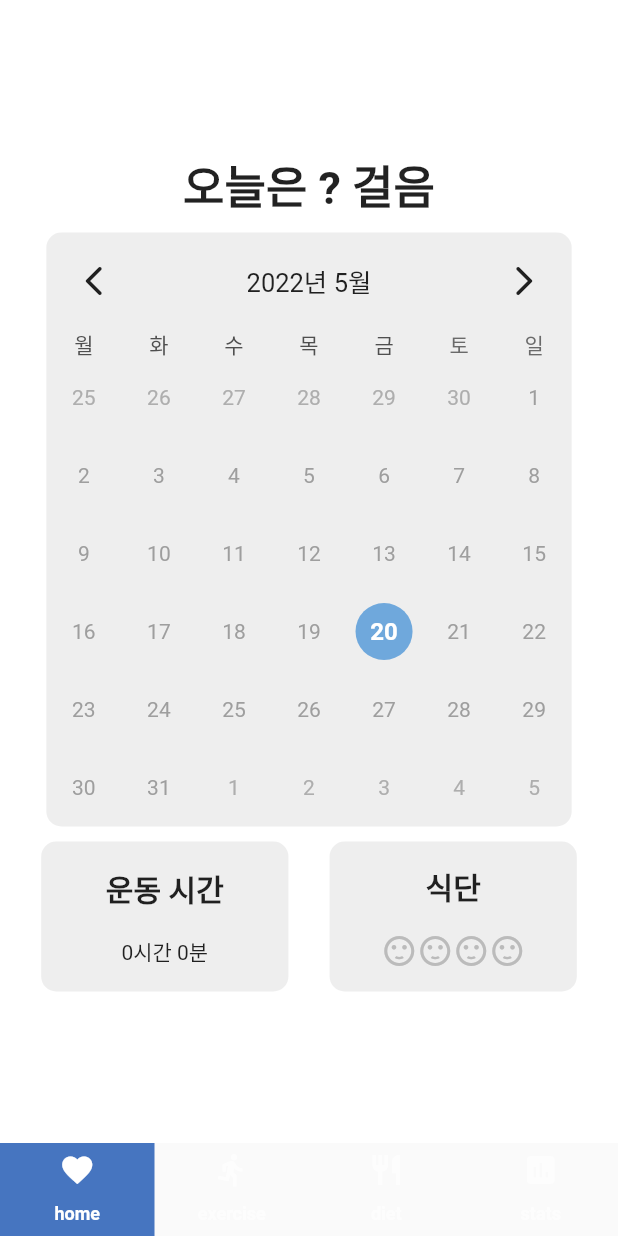
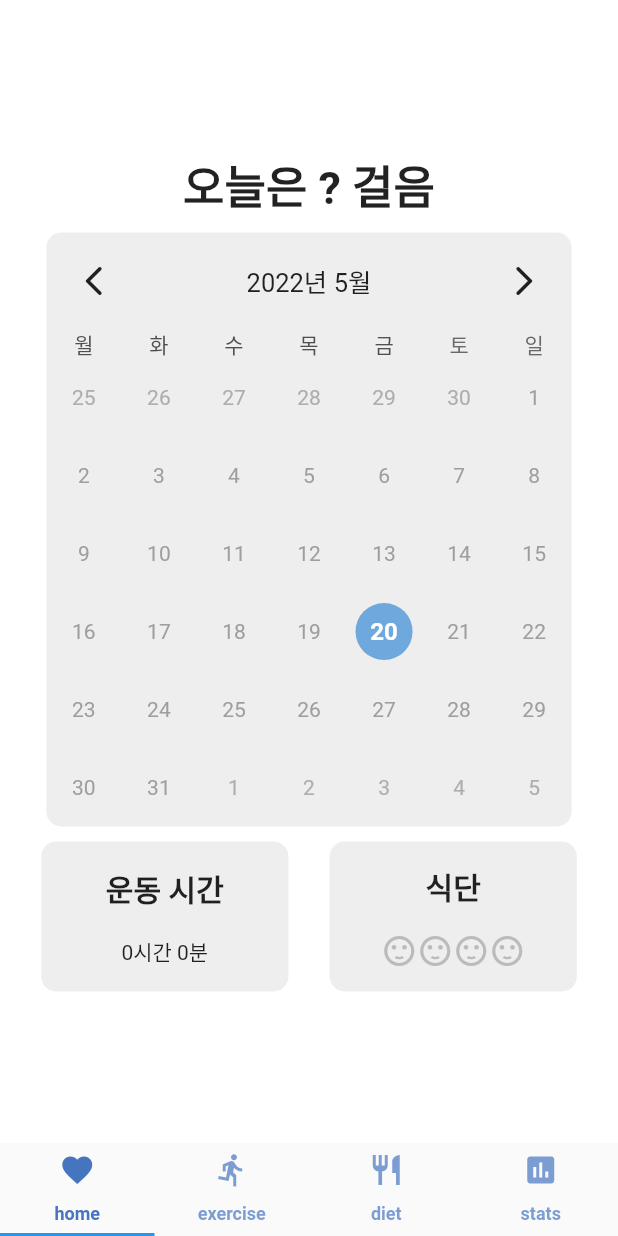
Before and after one commit to kookmin-sw/capstone-2022-48, a Flutter app: the screen it shows after launch, on a phone screen of 412 x 824 dp. Run offline on Flutter 3.47's test engine with Material 2 defaults, Android fonts, the phone set to English and light mode, and no system bars; drawn by our look-alikes of table_calendar; our stand-ins replace cloud_firestore, firebase_auth, firebase_core, fl_chart, pedometer, stop_watch_timer and 2 more; accounts and stored records are empty; Roboto replaces fonts that are missing (Pretendard); project files that could hold a hidden picture were left out.

Commit message:
fix tabbar

```diff
--- a/lib/pages/MainScreen.dart
+++ b/lib/pages/MainScreen.dart
@@ -71,10 +71,10 @@ class _MainScreenState extends State<MainScreen> {
                   text: 'stats',
                 ),
               ],
-              indicator: BoxDecoration(
-                color: Color(0xff4675C0),
-              ),
-              labelColor: Color(0xffffffff),
+              // indicator: BoxDecoration(
+              //   color: Color(0xff4675C0),
+              // ),
+              labelColor: Color(0xff4675C0),
             ),
           ),
         ),
```
